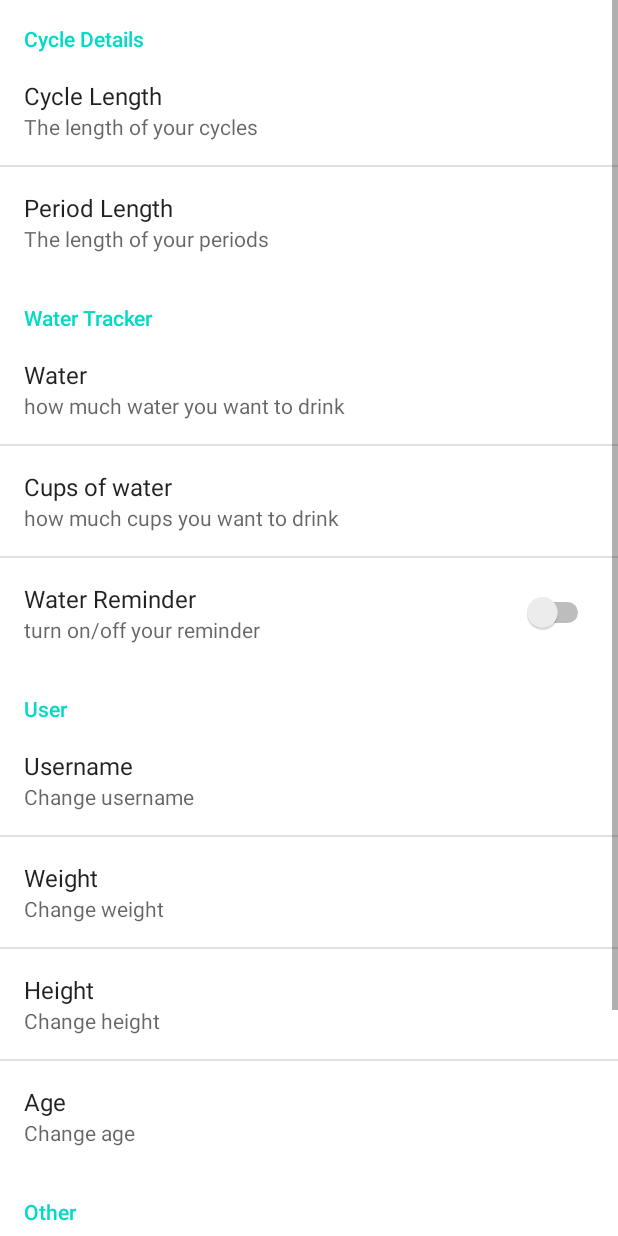
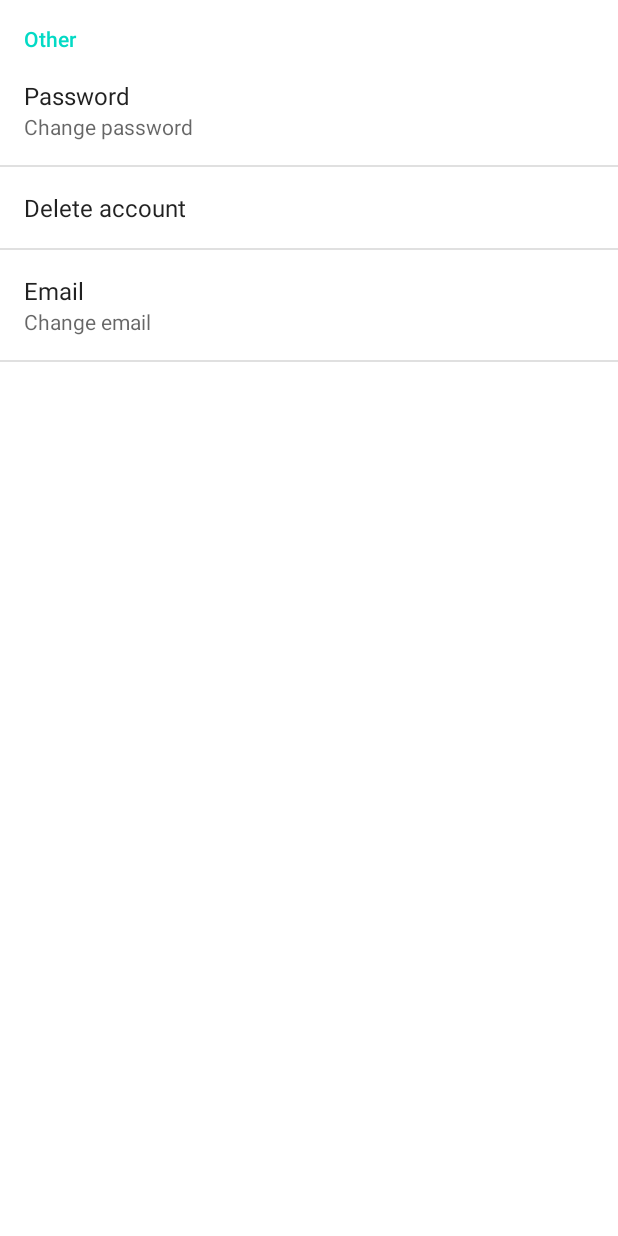
Before and after one commit to AsiptsovaMaksimenka/MyBalanceDiary, an Android app: the screen it shows after launch once a user with an empty profile is signed in (SettingsMenu), in the options menu, after a tap on "Settings", on a phone screen of 412 x 824 dp. Run offline under Robolectric (Android 15) with nearby library versions, the phone set to English and light mode, and no system bars; our stand-ins replace Firebase (no records; nobody signed in at launch, a user with empty details on screens opened directly), androidx.preference, navigation-ui; libraries missing offline, so code that uses them is left out: com.firebase.ui.

Commit message:
<VersionNew change SettingsFragment,add ChangeEmail activity>

```diff
--- a/app/src/main/java/com/application/mybalancediary/SettingsFragment.java
+++ b/app/src/main/java/com/application/mybalancediary/SettingsFragment.java
@@ -29,33 +29,12 @@ import java.util.HashMap;
 
 public class SettingsFragment extends PreferenceFragment {
 
-  //  DatabaseReference databaseReference;
     @Override
     public void onCreate(@Nullable Bundle savedInstanceState) {
         super.onCreate(savedInstanceState);
         addPreferencesFromResource(R.xml.root_preferences);
         SharedPreferences prefs = PreferenceManager.getDefaultSharedPreferences(getActivity());
-        String user_name = prefs.getString("user_name", "");
-        String weight_kg = prefs.getString("weight_kg", "");
-        String height_kg = prefs.getString("height_kg", "");
-        String cycle_length=prefs.getString("cycle_length","");
-        String period_length=prefs.getString("period_length","");
-        String change_email=prefs.getString("change_email","");
-
-        updateProfile(user_name,weight_kg,height_kg,change_email);
-    }
-public void updateProfile(String _user_name,String _weight_kg,String _height_kg,String _change_email)
-{
-  //  String userID = currentUser.getUid();
-    //databaseReference = FirebaseDatabase.getInstance().getReference("Users");
-   // databaseReference.child(userID).child("name").setValue(_user_name);
-   // databaseReference.child(userID).child("weight").setValue(_weight_kg);
-   // databaseReference.child(userID).child("height").setValue(_height_kg);
-   // databaseReference.child(userID).child("email").setValue(_change_email);
 
 
+    }
 }
-}
-
-// boolean period_tracker = preferences.getBoolean("period_tracking", false);
-//  boolean water_tracker = preferences.getBoolean("water_tracking", false);
--- a/app/src/main/res/xml/root_preferences.xml
+++ b/app/src/main/res/xml/root_preferences.xml
@@ -1,76 +1,9 @@
 <PreferenceScreen xmlns:android="http://schemas.android.com/apk/res/android"
     android:title="Settings">
-    <PreferenceCategory
-        android:title="Cycle Details">
 
-        <EditTextPreference
-            android:inputType="number"
-            android:key="cycle_length"
-            android:title="Cycle Length"
-            android:summary="The length of your cycles"
-            android:dialogTitle="Cycle Length"/>
-
-        <EditTextPreference
-            android:inputType="number"
-            android:key="period_length"
-            android:title="Period Length"
-            android:summary="The length of your periods"
-            android:dialogTitle="Period Length"/>
-
-    </PreferenceCategory>
 
     <PreferenceCategory
-        android:title="Water Tracker">
-
-    <EditTextPreference
-        android:key="water_tracking"
-        android:title="Water "
-        android:summary="how much water you want to drink"/>
-        <EditTextPreference
-            android:key="cups_tracking"
-            android:title="Cups of water"
-            android:summary="how much cups you want to drink"/>
-    <SwitchPreference
-        android:key="re_tracking"
-        android:title="Water Reminder"
-        android:summary="turn on/off your reminder"/>
-    </PreferenceCategory>
-
-    <PreferenceCategory
-        android:title="User">
-    <EditTextPreference
-        android:inputType="text"
-        android:key="user_name"
-        android:title="Username"
-        android:summary="Change username"
-        android:dialogTitle="username"/>
-    <EditTextPreference
-        android:inputType="number"
-        android:key="weight_kg"
-        android:title="Weight"
-        android:summary="Change weight"
-        android:dialogTitle="weight"/>
-    <EditTextPreference
-        android:inputType="number"
-        android:key="height_kg"
-        android:title="Height"
-        android:summary="Change height"
-        android:dialogTitle="height"/>
-    <EditTextPreference
-        android:inputType="date"
-        android:key="birth_date"
-        android:title="Age"
-        android:summary="Change age"
-        android:dialogTitle="age"/>
-    </PreferenceCategory>
-    <PreferenceCategory
         android:title="Other">
-        <EditTextPreference
-            android:inputType="textEmailAddress"
-            android:key="change_email"
-            android:title="Email"
-            android:summary="Change email"
-            android:dialogTitle="@string/email"/>
     <Preference
         android:key="change_password"
         android:title="Password"
@@ -94,6 +27,19 @@
             android:targetClass="com.application.mybalancediary.DeleteUser"
             />
     </Preference>
+        <Preference
+            android:key="change_email"
+            android:title="Email"
+            android:summary="Change email"
+            android:dialogTitle="@string/email"
+            android:enabled="true"
+            android:selectable="true">
+        <intent
+            android:action="android.intent.action.MAIN"
+            android:targetPackage="com.application.mybalancediary"
+            android:targetClass="com.application.mybalancediary.ChangeEmail"
+            />
+        </Preference>
     </PreferenceCategory>
 
 </PreferenceScreen>
```
Also changed, not shown: app/src/main/AndroidManifest.xml (+6 -4 lines), app/src/main/java/com/application/mybalancediary/ChangeEmail.java (added, +53 -0 lines), app/src/main/java/com/application/mybalancediary/ChangePasswordActivity.java (+4 -7 lines), app/src/main/java/com/application/mybalancediary/ui/watertracker/HistoryWaterFragment.java (+1 -7 lines), app/src/main/res/layout/activity_change_email.xml (added, +82 -0 lines).
